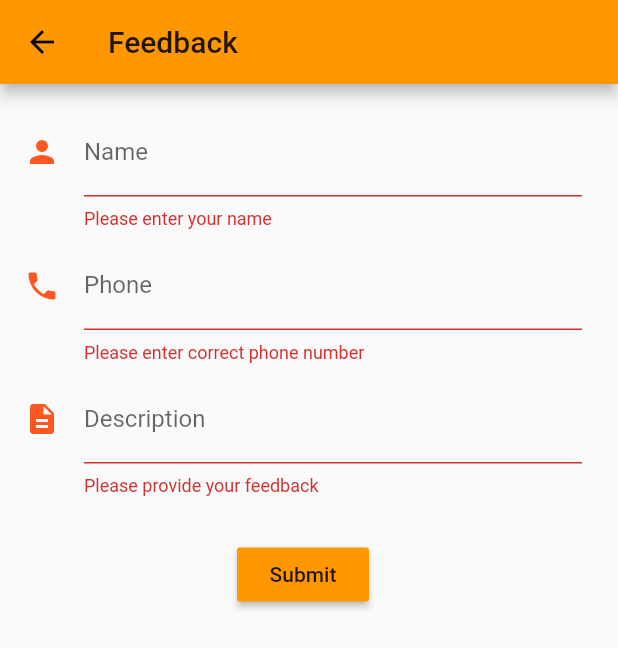
After one commit to matiullah-karimi/First-Flutter-app, a Flutter app: the CreateFeedback screen opened directly, after a tap on "Submit", on a phone screen of 412 x 824 dp. The commit adds this screen. Shown: the top 648 px of the screen. Run offline on Flutter 3.47's test engine with Material 2 defaults, Android fonts, the phone set to English and light mode, and no system bars; network calls fail.

Commit message:
Add feedback screen

```diff
--- /dev/null
+++ b/lib/create_feedback.dart
@@ -0,0 +1,131 @@
+import 'package:flutter/material.dart';
+import 'package:hello_world/model/feedback.dart';
+
+class CreateFeedback extends StatefulWidget {
+  @override
+  _CreateFeedbackState createState() => _CreateFeedbackState();
+}
+
+class _CreateFeedbackState extends State<CreateFeedback> {
+  final _formKey = GlobalKey<FormState>();
+  TextEditingController nameController = new TextEditingController();
+  TextEditingController phoneController = new TextEditingController();
+  TextEditingController descriptionController = new TextEditingController();
+
+  @override
+  Widget build(BuildContext context) {
+    return Scaffold(
+      appBar: AppBar(
+        title: Text("Feedback"),
+      ),
+      body: Container(
+        child: SingleChildScrollView(child: _feedbackForm()),
+      ),
+    );
+  }
+
+  Widget _feedbackForm() {
+    return Form(
+      key: _formKey,
+      child: Padding(
+        padding: const EdgeInsets.all(16.0),
+        child: Column(
+          children: <Widget>[
+            Padding(
+              padding: const EdgeInsets.fromLTRB(0.0, 0.0, 8.0, 8.0),
+              child: TextFormField(
+                decoration: InputDecoration(
+                  icon: Icon(Icons.person, color: Colors.deepOrange),
+                  labelText: "Name",
+                ),
+                controller: nameController,
+                validator: (value) {
+                  if (value.isEmpty || value.length < 3) {
+                    return "Please enter your name";
+                  }
+                },
+              ),
+            ),
+            Padding(
+              padding: const EdgeInsets.fromLTRB(0.0, 0.0, 8.0, 8.0),
+              child: TextFormField(
+                decoration: InputDecoration(
+                  icon: Icon(Icons.phone, color: Colors.deepOrange),
+                  labelText: "Phone",
+                ),
+                keyboardType: TextInputType.phone,
+                controller: phoneController,
+                validator: (value) {
+                  if (value.isEmpty || value.length != 10) {
+                    return "Please enter correct phone number";
+                  }
+                },
+              ),
+            ),
+            Padding(
+              padding: const EdgeInsets.fromLTRB(0.0, 0.0, 8.0, 8.0),
+              child: TextFormField(
+                decoration: InputDecoration(
+                  icon: Icon(Icons.description, color: Colors.deepOrange),
+                  labelText: "Description",
+                ),
+                keyboardType: TextInputType.multiline,
+                maxLines: null,
+                controller: descriptionController,
+                validator: (value) {
+                  if (value.isEmpty || value.length < 10) {
+                    return "Please provide your feedback";
+                  }
+                },
+              ),
+            ),
+            Padding(
+                padding: const EdgeInsets.fromLTRB(0.0, 20.0, 8.0, 8.0),
+                child: ButtonTheme(
+                  child: RaisedButton(
+                      child: Text("Submit"),
+                      color: Colors.orange,
+                      onPressed: _createFeedback),
+                )),
+          ],
+        ),
+      ),
+    );
+  }
+
+  _createFeedback() {
+    if (_formKey.currentState.validate()) {
+      _showLoadingDialog();
+      UserFeedback.create(new UserFeedback(nameController.text,
+              phoneController.text, descriptionController.text))
+          .then((feedback) {
+            Navigator.pop(context);
+            Navigator.pop(context);
+          })
+          .catchError((error) {
+            Navigator.pop(context);
+          });
+    }
+  }
+
+  void _showLoadingDialog() {
+    showDialog(
+      context: context,
+      barrierDismissible: false,
+      builder: (BuildContext context) {
+        return SimpleDialog(
+         children: <Widget>[
+           Container(
+             padding: EdgeInsets.all(10.0),
+             child: Row(
+               children: <Widget>[
+                 CircularProgressIndicator(),
+                 Text("    Submitting your feedback...")
+               ]
+             ),
+           )
+         ],
+        );
+      });
+  }
+}
--- a/lib/main.dart
+++ b/lib/main.dart
@@ -1,4 +1,5 @@
 import 'package:flutter/material.dart';
+import 'package:hello_world/create_feedback.dart';
 import 'package:hello_world/helpers/session_manager.dart';
 import 'package:hello_world/landing_pages.dart';
 import 'package:hello_world/zone.dart';
@@ -13,9 +14,10 @@ class MyApp extends StatelessWidget {
     return new MaterialApp(
       title: 'Tanzif',
       theme: new ThemeData(
-        primarySwatch: Colors.blue,
+        primarySwatch: Colors.orange
       ),
-      home: MyHomePage(title: 'Tanzif')
+      home: MyHomePage(title: 'Tanzif'),
+      debugShowCheckedModeBanner: false,
     );
   }
 }
@@ -48,19 +50,17 @@ class _MyHomePageState extends State<MyHomePage> {
     bool isLogin = true;
 
     if (isLogin) {
-      Navigator.of(context).push(new MaterialPageRoute(
-        builder: (BuildContext context) {
+      Navigator.of(context)
+          .push(new MaterialPageRoute(builder: (BuildContext context) {
         return new ZoneList();
-        }
-      ));
+      }));
       return;
     }
 
-    Navigator.of(context).push(new MaterialPageRoute(
-      builder: (BuildContext context) {
+    Navigator.of(context)
+        .push(new MaterialPageRoute(builder: (BuildContext context) {
       return new Login();
-      }
-    ));
+    }));
   }
 
   @override
@@ -79,16 +79,19 @@ class _MyHomePageState extends State<MyHomePage> {
                 minWidth: double.infinity,
                 child: new RaisedButton(
                     onPressed: _createInspection,
-                child: new Text("Create Inspection")
-              )
-            ),
+                    child: new Text("Create Inspection"))),
             ButtonTheme(
                 minWidth: double.infinity,
                 child: new RaisedButton(
                   onPressed: _incrementCounter,
                   child: new Text("Report Misconduct"),
-            )
-            ),
+                )),
+            ButtonTheme(
+                minWidth: double.infinity,
+                child: new RaisedButton(
+                  onPressed: _openFeedback,
+                  child: new Text("Feedback"),
+                )),
             new Text(
               '$_counter',
               style: Theme.of(context).textTheme.display1,
@@ -103,4 +106,11 @@ class _MyHomePageState extends State<MyHomePage> {
       ), // This trailing comma makes auto-formatting nicer for build methods.
     );
   }
+
+  void _openFeedback() {
+     Navigator.of(context)
+        .push(new MaterialPageRoute(builder: (BuildContext context) {
+      return new CreateFeedback();
+    }));
   }
+}
--- /dev/null
+++ b/lib/model/feedback.dart
@@ -0,0 +1,40 @@
+import 'dart:async';
+import 'dart:convert';
+import 'package:hello_world/helpers/server_configs.dart';
+import 'package:http/http.dart' as http;
+
+class UserFeedback {
+  String description;
+  String phone;
+  String name;
+
+  UserFeedback(this.name, this.phone, this.description);
+
+   Map<String, dynamic> toJson() => {
+    'name': name,
+    'phone': phone,
+    'description': description
+  };
+
+  factory UserFeedback.fromJson(Map<String, dynamic> json) {
+    return UserFeedback(
+      json["name"],
+      json["phone"],
+      json["description"]
+    );
+  }
+
+  static Future<UserFeedback> create(UserFeedback feedback) async {
+
+    var response = await http.post(ServerConfigs.getServerUrl() + "/feedback/create",
+    body: jsonDecode(json.encode(feedback)));
+
+    if (response.statusCode != 200) {
+      throw Exception("Error");
+    }
+
+    final decoded = json.decode(response.body);
+
+    return new UserFeedback.fromJson(decoded);
+  }
+}
```
Lines whose indentation alone changed are shown as unchanged.
